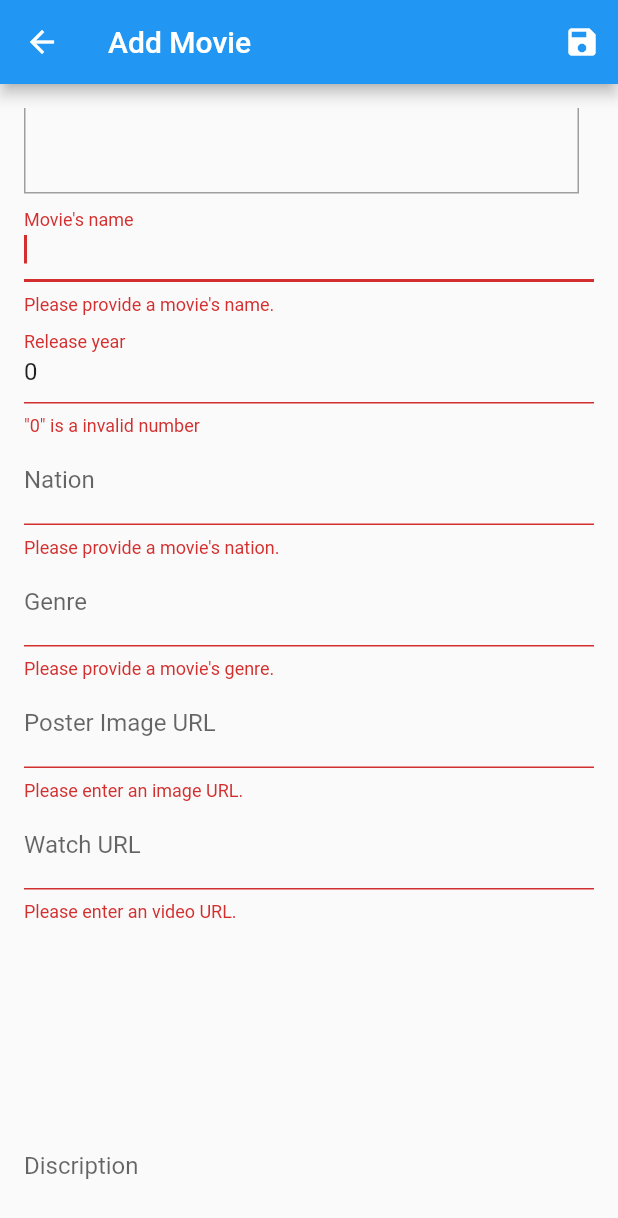
After one commit to nttrung-vn/MovieSpaceApp, a Flutter app: the EditMovieScreen screen opened by its route, scrolled down 151 dp, after a tap on the "save" icon, on a phone screen of 412 x 824 dp. The commit adds this screen. Shown: the top 1218 px of the screen. Run offline on Flutter 3.47's test engine with Material 2 defaults, Android fonts, the phone set to English and light mode, and no system bars; network calls fail.

Commit message:
Xay dung trang them/chinh sua movie

```diff
--- a/lib/main.dart
+++ b/lib/main.dart
@@ -38,6 +38,18 @@ class MyApp extends StatelessWidget {
               },
             );
           }
+          if (settings.name == EditMovieScreen.routeName) {
+            final productId = settings.arguments as String?;
+            return MaterialPageRoute(
+              builder: (ctx) {
+                return EditMovieScreen(
+                  productId != null
+                      ? ctx.read<MoviesManager>().findById(productId)
+                      : null,
+                );
+              },
+            );
+          }
           return null;
         },
       ),
--- /dev/null
+++ b/lib/ui/movies/edit_movie_screen.dart
@@ -0,0 +1,320 @@
+import 'package:flutter/material.dart';
+import 'package:provider/provider.dart';
+import '../../models/movie.dart';
+import '../shared/dialog_utils.dart';
+import 'movies_manager.dart';
+
+class EditMovieScreen extends StatefulWidget {
+  static const routeName = '/edit-movie';
+
+  EditMovieScreen(
+    Movie? movie, {
+    super.key,
+  }) {
+    if (movie == null) {
+      this.movie = Movie(
+        id: null,
+        name: '',
+        description: '',
+        nation: '',
+        genre: '',
+        posterUrl: '',
+        watchUrl: '',
+        year: 0,
+      );
+    } else {
+      this.movie = movie;
+    }
+  }
+
+  late final Movie movie;
+
+  @override
+  State<EditMovieScreen> createState() => _EditMovieScreenState();
+}
+
+class _EditMovieScreenState extends State<EditMovieScreen> {
+  final _imageUrlController = TextEditingController();
+  final _imageUrlFocusNode = FocusNode();
+  final _editForm = GlobalKey<FormState>();
+  late Movie _editedMovie;
+  var _isLoading = false;
+
+  bool _isValidImageUrl(String value) {
+    return (value.startsWith('http') || value.startsWith('https')) &&
+        (value.endsWith('.png') ||
+            value.endsWith('.jpg') ||
+            value.endsWith(' .jpeg'));
+  }
+
+  @override
+  void initState() {
+    _imageUrlFocusNode.addListener(() {
+      if (!_imageUrlFocusNode.hasFocus) {
+        if (!_isValidImageUrl(_imageUrlController.text)) {
+          return;
+        }
+        // Ảnh hợp lệ --> Vẽ lại màn hình để hiện preview
+        setState(() {});
+      }
+    });
+    _editedMovie = widget.movie;
+    _imageUrlController.text = _editedMovie.posterUrl;
+    super.initState();
+  }
+
+  @override
+  void dispose() {
+    _imageUrlController.dispose();
+    _imageUrlFocusNode.dispose();
+    super.dispose();
+  }
+
+  @override
+  Widget build(BuildContext context) {
+    return Scaffold(
+      appBar: AppBar(
+        title: widget.movie.id == null
+            ? const Text('Add Movie')
+            : const Text('Edit Movie'),
+        actions: <Widget>[
+          IconButton(
+            icon: const Icon(Icons.save),
+            onPressed: _saveForm,
+          ),
+        ],
+      ),
+      body: _isLoading
+          ? const Center(
+              child: CircularProgressIndicator(),
+            )
+          : Padding(
+              padding: const EdgeInsets.all(16.0),
+              child: Form(
+                key: _editForm,
+                child: ListView(
+                  children: <Widget>[
+                    buildPosterPreview(),
+                    buildNameField(),
+                    buildYearField(),
+                    buildNationField(),
+                    buildGenreField(),
+                    buildPosterURLField(),
+                    buildWatchURLField(),
+                    buildDescriptionField(),
+                  ],
+                ),
+              ),
+            ),
+    );
+  }
+
+  TextFormField buildNameField() {
+    return TextFormField(
+      initialValue: _editedMovie.name,
+      decoration: const InputDecoration(labelText: 'Movie\'s name'),
+      textInputAction: TextInputAction.next,
+      autofocus: true,
+      validator: (value) {
+        if (value!.isEmpty) {
+          return 'Please provide a movie\'s name.';
+        }
+        return null;
+      },
+      onSaved: (value) {
+        _editedMovie = _editedMovie.copyWith(name: value);
+      },
+    );
+  }
+
+  TextFormField buildNationField() {
+    return TextFormField(
+      initialValue: _editedMovie.nation,
+      decoration: const InputDecoration(labelText: 'Nation'),
+      textInputAction: TextInputAction.next,
+      autofocus: true,
+      validator: (value) {
+        if (value!.isEmpty) {
+          return 'Please provide a movie\'s nation.';
+        }
+        return null;
+      },
+      onSaved: (value) {
+        _editedMovie = _editedMovie.copyWith(nation: value);
+      },
+    );
+  }
+
+  TextFormField buildGenreField() {
+    return TextFormField(
+      initialValue: _editedMovie.genre,
+      decoration: const InputDecoration(labelText: 'Genre'),
+      textInputAction: TextInputAction.next,
+      autofocus: true,
+      validator: (value) {
+        if (value!.isEmpty) {
+          return 'Please provide a movie\'s genre.';
+        }
+        return null;
+      },
+      onSaved: (value) {
+        _editedMovie = _editedMovie.copyWith(genre: value);
+      },
+    );
+  }
+
+  TextFormField buildYearField() {
+    return TextFormField(
+      initialValue: _editedMovie.year.toString(),
+      decoration: const InputDecoration(labelText: 'Release year'),
+      textInputAction: TextInputAction.next,
+      keyboardType: TextInputType.number,
+      autofocus: true,
+      validator: (value) {
+        if (value!.isEmpty) {
+          return 'Please provide movie\'s release year.';
+        }
+        final n = num.tryParse(value);
+        if (n == null) {
+          return '"$value" is not a valid year';
+        }
+        if (n < 1900 || n > 2100) {
+          return '"$value" is a invalid number';
+        }
+        return null;
+      },
+      onSaved: (value) {
+        _editedMovie = _editedMovie.copyWith(year: int.parse(value.toString()));
+      },
+    );
+  }
+
+  TextFormField buildDescriptionField() {
+    return TextFormField(
+      initialValue: _editedMovie.description,
+      decoration: const InputDecoration(labelText: 'Discription'),
+      maxLines: 15,
+      keyboardType: TextInputType.multiline,
+      validator: (value) {
+        if (value!.isEmpty) {
+          return 'Please enter a description.';
+        }
+        if (value.length < 10) {
+          return 'Should be at least 10 characters long.';
+        }
+        return null;
+      },
+      onSaved: (value) {
+        _editedMovie = _editedMovie.copyWith(description: value);
+      },
+    );
+  }
+
+  Widget buildPosterPreview() {
+    return Column(
+      crossAxisAlignment: CrossAxisAlignment.center,
+      children: [
+        Container(
+          height: 200,
+          margin: const EdgeInsets.only(
+            top: 8,
+            right: 10,
+          ),
+          decoration: BoxDecoration(
+            border: Border.all(
+              width: 1,
+              color: Colors.grey,
+            ),
+          ),
+          child: _imageUrlController.text.isEmpty
+              ? const Center(
+                  child: Text(
+                    'Poster Preview',
+                    textAlign: TextAlign.center,
+                  ),
+                )
+              : FittedBox(
+                  child: Image.network(
+                    _imageUrlController.text,
+                    fit: BoxFit.cover,
+                  ),
+                ),
+        ),
+        // Expanded(child: buildImageURLField()),
+      ],
+    );
+  }
+
+  TextFormField buildPosterURLField() {
+    return TextFormField(
+      decoration: const InputDecoration(labelText: 'Poster Image URL'),
+      keyboardType: TextInputType.url,
+      textInputAction: TextInputAction.next,
+      controller: _imageUrlController,
+      focusNode: _imageUrlFocusNode,
+      onFieldSubmitted: (value) => _saveForm(),
+      validator: (value) {
+        if (value!.isEmpty) {
+          return 'Please enter an image URL.';
+        }
+        if (!_isValidImageUrl(value)) {
+          return 'Please enter a valid image URL.';
+        }
+        return null;
+      },
+      onSaved: (value) {
+        _editedMovie = _editedMovie.copyWith(posterUrl: value);
+      },
+    );
+  }
+
+  TextFormField buildWatchURLField() {
+    return TextFormField(
+      initialValue: _editedMovie.watchUrl,
+      decoration: const InputDecoration(labelText: 'Watch URL'),
+      keyboardType: TextInputType.url,
+      textInputAction: TextInputAction.next,
+      onFieldSubmitted: (value) => _saveForm(),
+      validator: (value) {
+        if (value!.isEmpty) {
+          return 'Please enter an video URL.';
+        }
+        return null;
+      },
+      onSaved: (value) {
+        _editedMovie = _editedMovie.copyWith(watchUrl: value);
+      },
+    );
+  }
+
+  Future<void> _saveForm() async {
+    final isValid = _editForm.currentState!.validate();
+    if (!isValid) {
+      return;
+    }
+    _editForm.currentState!.save();
+
+    setState(() {
+      _isLoading = true;
+    });
+
+    try {
+      final moviesManager = context.read<MoviesManager>();
+      if (_editedMovie.id != null) {
+        moviesManager.updateMovie(_editedMovie);
+      } else {
+        moviesManager.addMovie(_editedMovie);
+      }
+    } catch (error) {
+      await showErrorDialog(context, 'Something went wrong.');
+    }
+
+    setState(() {
+      _isLoading = false;
+    });
+
+    if (mounted) {
+      Navigator.of(context).pop();
+    }
+  }
+}
--- a/lib/ui/movies/movie_list_tile.dart
+++ b/lib/ui/movies/movie_list_tile.dart
@@ -3,6 +3,7 @@ import 'package:provider/provider.dart';
 import '../../models/movie.dart';
 import 'movies_manager.dart';
 import 'movie_detail_screen.dart';
+import 'edit_movie_screen.dart';
 
 class MovieListTile extends StatelessWidget {
   final Movie movie;
@@ -64,7 +65,10 @@ class MovieListTile extends StatelessWidget {
     return IconButton(
       icon: const Icon(Icons.edit),
       onPressed: () {
-        print('Go to edit screen movie');
+        Navigator.of(context).pushNamed(
+          EditMovieScreen.routeName,
+          arguments: movie.id,
+        );
       },
       color: Theme.of(context).primaryColor,
     );
--- a/lib/ui/movies/movies_manager.dart
+++ b/lib/ui/movies/movies_manager.dart
@@ -131,6 +131,7 @@ class MoviesManager with ChangeNotifier {
   void toggleFavoriteStatus(Movie movie) {
     final savedStatus = movie.isFavorite;
     movie.isFavorite = !savedStatus;
+    notifyListeners();
   }
 
   void deleteMovie(String id) {
--- a/lib/ui/movies/movies_manager_screen.dart
+++ b/lib/ui/movies/movies_manager_screen.dart
@@ -2,6 +2,7 @@ import 'package:flutter/material.dart';
 import 'package:provider/provider.dart';
 import 'movies_manager.dart';
 import 'movie_list_tile.dart';
+import 'edit_movie_screen.dart';
 
 class MoviesManagerScreen extends StatelessWidget {
   static const routeName = '/movies-manager';
@@ -43,7 +44,9 @@ class MoviesManagerScreen extends StatelessWidget {
     return IconButton(
       icon: const Icon(Icons.add),
       onPressed: () {
-        print('Go to add movie screen');
+        Navigator.of(context).pushNamed(
+          EditMovieScreen.routeName,
+        );
       },
     );
   }
--- a/lib/ui/screens.dart
+++ b/lib/ui/screens.dart
@@ -2,5 +2,6 @@ export 'movies/movies_manager.dart';
 export 'movies/movie_detail_screen.dart';
 export 'movies/movie_home_screen.dart';
 export 'movies/movies_manager_screen.dart';
+export 'movies/edit_movie_screen.dart';
 
 export 'home.dart';
```
Also changed, not shown: lib/ui/movies/movie_detail_screen.dart (+21 -9 lines), lib/ui/movies/movie_favorite_screen.dart (+36 -25 lines), lib/ui/movies/movie_home_screen.dart (+7 -25 lines), lib/ui/shared/dialog_utils.dart (added, +43 -0 lines), lib/ui/shared/user_control_screen.dart (+12 -0 lines).
